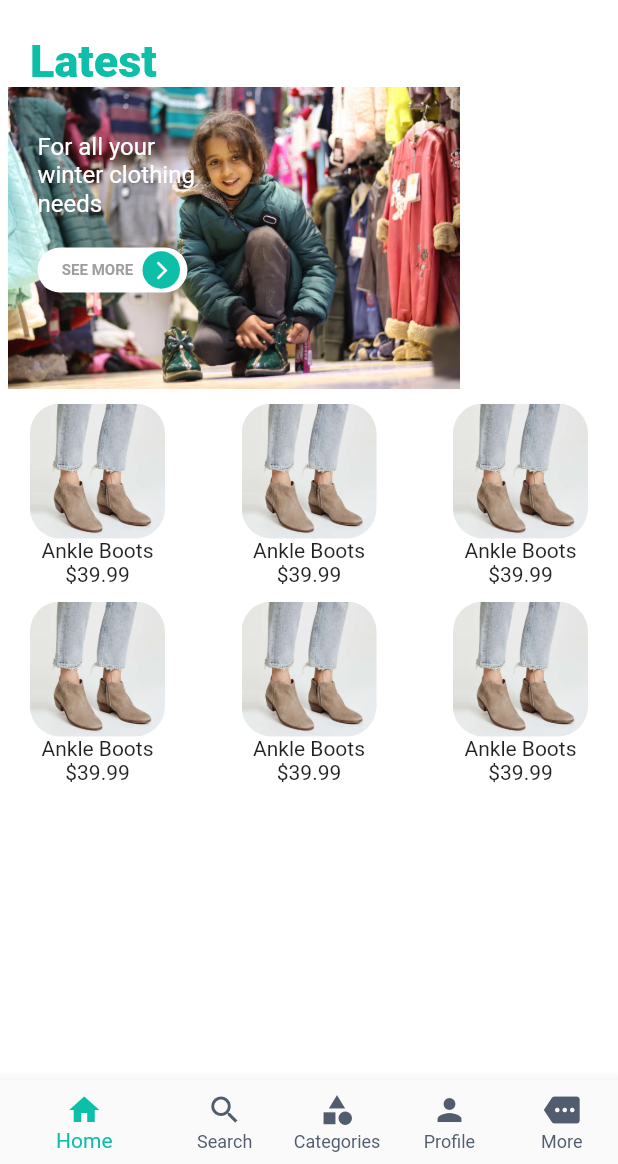
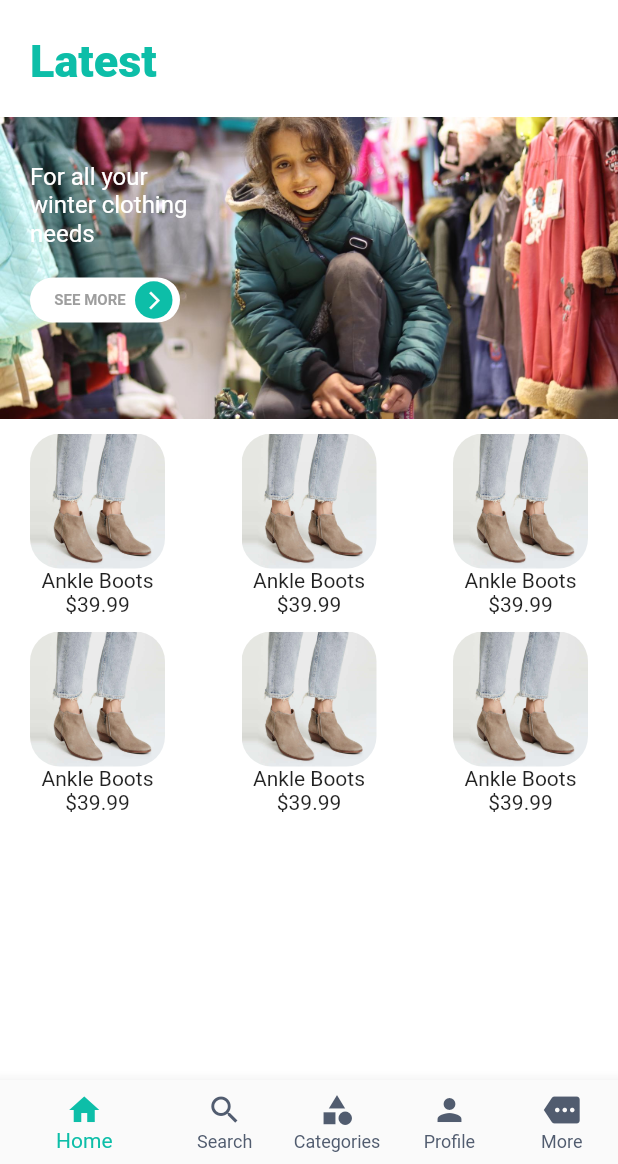
Before and after one commit to AhmedAdel94/bahaa-App, a Flutter app: the screen it shows after launch, on a phone screen of 412 x 824 dp, the part 72-1236 px from its top. Run offline on Flutter 3.47's test engine with Material 2 defaults, Android fonts, the phone set to English and light mode, and no system bars; drawn by our look-alikes of carousel_slider; our stand-ins replace firebase_auth, google_sign_in, rxdart, smooth_star_rating; missing offline and left inert: flutter_facebook_login; accounts and stored records are empty; generated files the repository leaves out were written again.

Commit message:
fixed home image width

```diff
--- a/lib/UI/Home.dart
+++ b/lib/UI/Home.dart
@@ -76,7 +76,7 @@ class _HomeState extends State<Home> {
                 height: 15,
               ),
               Padding(
-                padding: const EdgeInsets.only(left: 20, right: 20),
+                padding: const EdgeInsets.only(bottom: 20.0, left: 20, right: 20),
                 child: title("Latest"),
               ),
               //latestItem(),
@@ -105,7 +105,13 @@ class _HomeState extends State<Home> {
     return Container(
       child: Stack(
         children: <Widget>[
-          Image.asset('assets/images/clothes1.jpg'),
+          Container(
+            width: MediaQuery.of(context).size.width,
+            child: Image.asset(
+              'assets/images/clothes1.jpg',
+              fit: BoxFit.cover,
+            ),
+          ),
           Padding(
             padding: EdgeInsets.only(left: 20, top: 30),
             child: Container(
@@ -200,7 +206,6 @@ class _HomeState extends State<Home> {
           builder: (BuildContext context) {
             return Container(
                 width: MediaQuery.of(context).size.width,
-                margin: EdgeInsets.symmetric(horizontal: 5),
                 child: latestItem());
           },
         );
```
Also changed, not shown: 1 other file.
